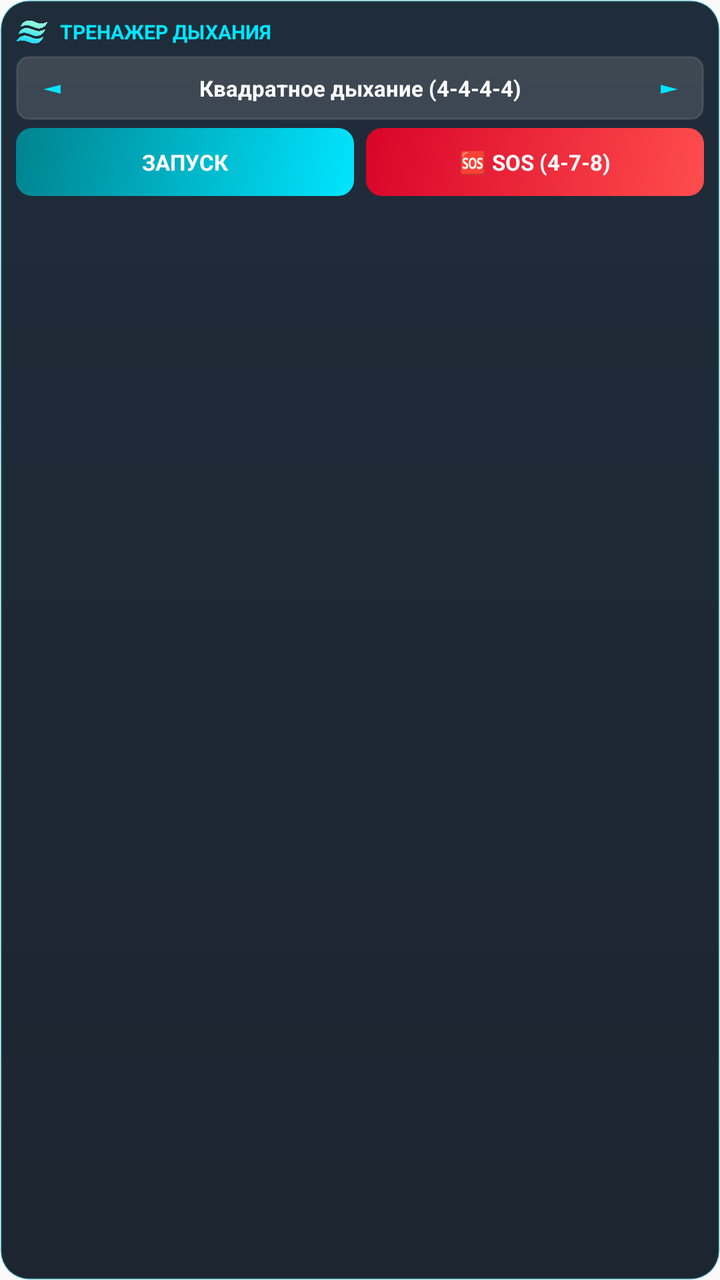
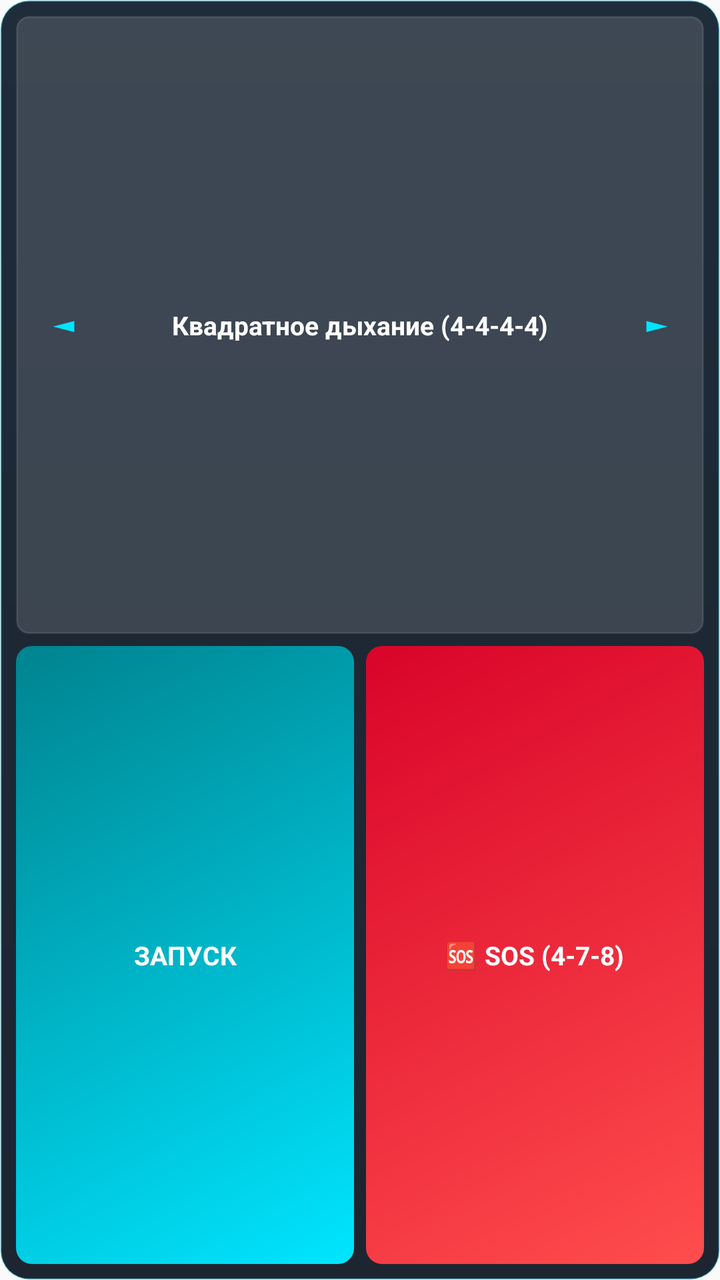

Compare the two renders of this Android layout. The source of the first and the diff that turns it into the second are given below.
<!-- AndroidManifest.xml: application theme Theme.BreathingTrainer -->
<!-- res/layout/widget_breathing_4x2.xml -->
<?xml version="1.0" encoding="utf-8"?>
<LinearLayout xmlns:android="http://schemas.android.com/apk/res/android"
    android:layout_width="match_parent"
    android:layout_height="wrap_content"
    android:background="@drawable/bg_widget_card"
    android:orientation="vertical"
    android:padding="8dp">

    
    <LinearLayout
        android:layout_width="match_parent"
        android:layout_height="wrap_content"
        android:gravity="center_vertical"
        android:orientation="horizontal">

        <ImageView
            android:layout_width="16dp"
            android:layout_height="16dp"
            android:contentDescription="Logo"
            android:src="@drawable/ic_logo" />

        <TextView
            android:layout_width="wrap_content"
            android:layout_height="wrap_content"
            android:layout_marginStart="6dp"
            android:text="ТРЕНАЖЕР ДЫХАНИЯ"
            android:textColor="#00E5FF"
            android:textSize="10sp"
            android:textStyle="bold" />
    </LinearLayout>

    
    <LinearLayout
        android:layout_width="match_parent"
        android:layout_height="32dp"
        android:layout_marginTop="4dp"
        android:background="@drawable/bg_widget_selector"
        android:gravity="center_vertical"
        android:orientation="horizontal"
        android:paddingHorizontal="2dp">

        <TextView
            android:id="@+id/widget_btn_prev_technique"
            android:layout_width="32dp"
            android:layout_height="match_parent"
            android:gravity="center"
            android:text="◄"
            android:textColor="#00E5FF"
            android:textSize="12sp"
            android:textStyle="bold" />

        <TextView
            android:id="@+id/widget_tv_technique_title"
            android:layout_width="0dp"
            android:layout_height="wrap_content"
            android:layout_weight="1"
            android:ellipsize="end"
            android:gravity="center"
            android:maxLines="1"
            android:text="Квадратное дыхание (4-4-4-4)"
            android:textColor="#FFFFFF"
            android:textSize="11sp"
            android:textStyle="bold" />

        <TextView
            android:id="@+id/widget_btn_next_technique"
            android:layout_width="32dp"
            android:layout_height="match_parent"
            android:gravity="center"
            android:text="►"
            android:textColor="#00E5FF"
            android:textSize="12sp"
            android:textStyle="bold" />
    </LinearLayout>

    
    <LinearLayout
        android:layout_width="match_parent"
        android:layout_height="34dp"
        android:layout_marginTop="4dp"
        android:gravity="center_vertical"
        android:orientation="horizontal">

        <TextView
            android:id="@+id/widget_btn_start"
            android:layout_width="0dp"
            android:layout_height="match_parent"
            android:layout_marginEnd="3dp"
            android:layout_weight="1"
            android:background="@drawable/bg_widget_start_btn"
            android:gravity="center"
            android:text="ЗАПУСК"
            android:textColor="#FFFFFF"
            android:textSize="11sp"
            android:textStyle="bold" />

        <TextView
            android:id="@+id/widget_btn_sos"
            android:layout_width="0dp"
            android:layout_height="match_parent"
            android:layout_marginStart="3dp"
            android:layout_weight="1"
            android:background="@drawable/bg_widget_sos_btn"
            android:gravity="center"
            android:text="🆘 SOS (4-7-8)"
            android:textColor="#FFFFFF"
            android:textSize="11sp"
            android:textStyle="bold" />
    </LinearLayout>

</LinearLayout>
<!-- resources referenced by this layout -->
<resources>
  <!-- drawable bg_widget_card (drawable) -->
  <?xml version="1.0" encoding="utf-8"?>
  <shape xmlns:android="http://schemas.android.com/apk/res/android"
      android:shape="rectangle">
      <gradient
          android:angle="270"
          android:startColor="#EC0D1B2A"
          android:endColor="#EC0B1320" />
      <corners android:radius="14dp" />
      <stroke
          android:width="1dp"
          android:color="#3300E5FF" />
  </shape>
  <!-- drawable bg_widget_selector (drawable) -->
  <?xml version="1.0" encoding="utf-8"?>
  <shape xmlns:android="http://schemas.android.com/apk/res/android"
      android:shape="rectangle">
      <solid android:color="#22FFFFFF" />
      <corners android:radius="6dp" />
      <stroke
          android:width="1dp"
          android:color="#1AFFFFFF" />
  </shape>
  <!-- drawable bg_widget_sos_btn (drawable) -->
  <?xml version="1.0" encoding="utf-8"?>
  <shape xmlns:android="http://schemas.android.com/apk/res/android"
      android:shape="rectangle">
      <gradient
          android:angle="135"
          android:startColor="#FF4D4D"
          android:endColor="#D90429" />
      <corners android:radius="8dp" />
  </shape>
  <!-- drawable bg_widget_start_btn (drawable) -->
  <?xml version="1.0" encoding="utf-8"?>
  <shape xmlns:android="http://schemas.android.com/apk/res/android"
      android:shape="rectangle">
      <gradient
          android:angle="135"
          android:startColor="#00E5FF"
          android:endColor="#00838F" />
      <corners android:radius="8dp" />
  </shape>
  <!-- drawable ic_logo: png bitmap (drawable, 27796 bytes) -->
  <style name="Theme.BreathingTrainer" parent="android:Theme.Material.Light.NoActionBar" />
</resources>

<!-- the commit's change to res/layout/widget_breathing_4x2.xml (unified diff, before → after) -->
@@ -1,7 +1,7 @@
 <?xml version="1.0" encoding="utf-8"?>
 <LinearLayout xmlns:android="http://schemas.android.com/apk/res/android"
     android:layout_width="match_parent"
-    android:layout_height="wrap_content"
+    android:layout_height="match_parent"
     android:background="@drawable/bg_widget_card"
     android:orientation="vertical"
     android:padding="8dp">
@@ -9,44 +9,21 @@
     
     <LinearLayout
         android:layout_width="match_parent"
-        android:layout_height="wrap_content"
-        android:gravity="center_vertical"
-        android:orientation="horizontal">
-
-        <ImageView
-            android:layout_width="16dp"
-            android:layout_height="16dp"
-            android:contentDescription="Logo"
-            android:src="@drawable/ic_logo" />
-
-        <TextView
-            android:layout_width="wrap_content"
-            android:layout_height="wrap_content"
-            android:layout_marginStart="6dp"
-            android:text="ТРЕНАЖЕР ДЫХАНИЯ"
-            android:textColor="#00E5FF"
-            android:textSize="10sp"
-            android:textStyle="bold" />
-    </LinearLayout>
-
-    
-    <LinearLayout
-        android:layout_width="match_parent"
-        android:layout_height="32dp"
-        android:layout_marginTop="4dp"
+        android:layout_height="0dp"
+        android:layout_weight="1"
         android:background="@drawable/bg_widget_selector"
         android:gravity="center_vertical"
         android:orientation="horizontal"
-        android:paddingHorizontal="2dp">
+        android:paddingHorizontal="4dp">
 
         <TextView
             android:id="@+id/widget_btn_prev_technique"
-            android:layout_width="32dp"
+            android:layout_width="40dp"
             android:layout_height="match_parent"
             android:gravity="center"
             android:text="◄"
             android:textColor="#00E5FF"
-            android:textSize="12sp"
+            android:textSize="15sp"
             android:textStyle="bold" />
 
         <TextView
@@ -59,26 +36,27 @@
             android:maxLines="1"
             android:text="Квадратное дыхание (4-4-4-4)"
             android:textColor="#FFFFFF"
-            android:textSize="11sp"
+            android:textSize="13sp"
             android:textStyle="bold" />
 
         <TextView
             android:id="@+id/widget_btn_next_technique"
-            android:layout_width="32dp"
+            android:layout_width="40dp"
             android:layout_height="match_parent"
             android:gravity="center"
             android:text="►"
             android:textColor="#00E5FF"
-            android:textSize="12sp"
+            android:textSize="15sp"
             android:textStyle="bold" />
     </LinearLayout>
 
     
     <LinearLayout
         android:layout_width="match_parent"
-        android:layout_height="34dp"
-        android:layout_marginTop="4dp"
-        android:gravity="center_vertical"
+        android:layout_height="0dp"
+        android:layout_marginTop="6dp"
+        android:layout_weight="1"
+        android:gravity="center"
         android:orientation="horizontal">
 
         <TextView
@@ -91,7 +69,7 @@
             android:gravity="center"
             android:text="ЗАПУСК"
             android:textColor="#FFFFFF"
-            android:textSize="11sp"
+            android:textSize="13sp"
             android:textStyle="bold" />
 
         <TextView
@@ -104,7 +82,7 @@
             android:gravity="center"
             android:text="🆘 SOS (4-7-8)"
             android:textColor="#FFFFFF"
-            android:textSize="11sp"
+            android:textSize="13sp"
             android:textStyle="bold" />
     </LinearLayout>
 
<!-- resource entries referenced after the edit -->
@@ -43,7 +43,6 @@
           android:endColor="#00838F" />
       <corners android:radius="8dp" />
   </shape>
-  <!-- drawable ic_logo: png bitmap (drawable, 27796 bytes) -->
   <style name="Theme.BreathingTrainer" parent="android:Theme.Material.Light.NoActionBar" />
 </resources>
 
